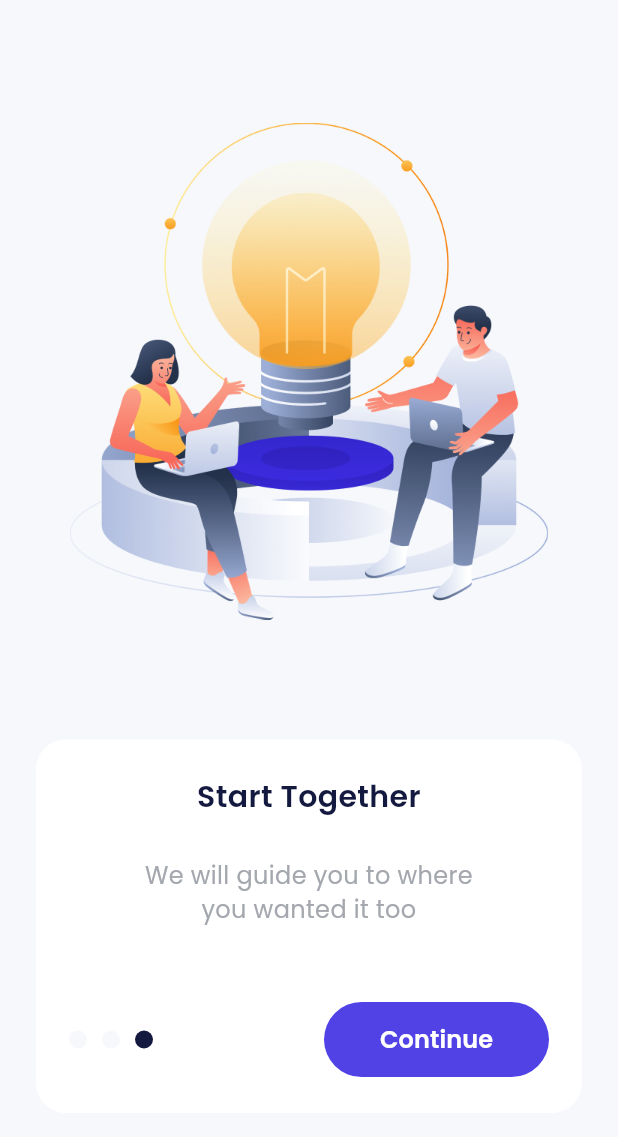
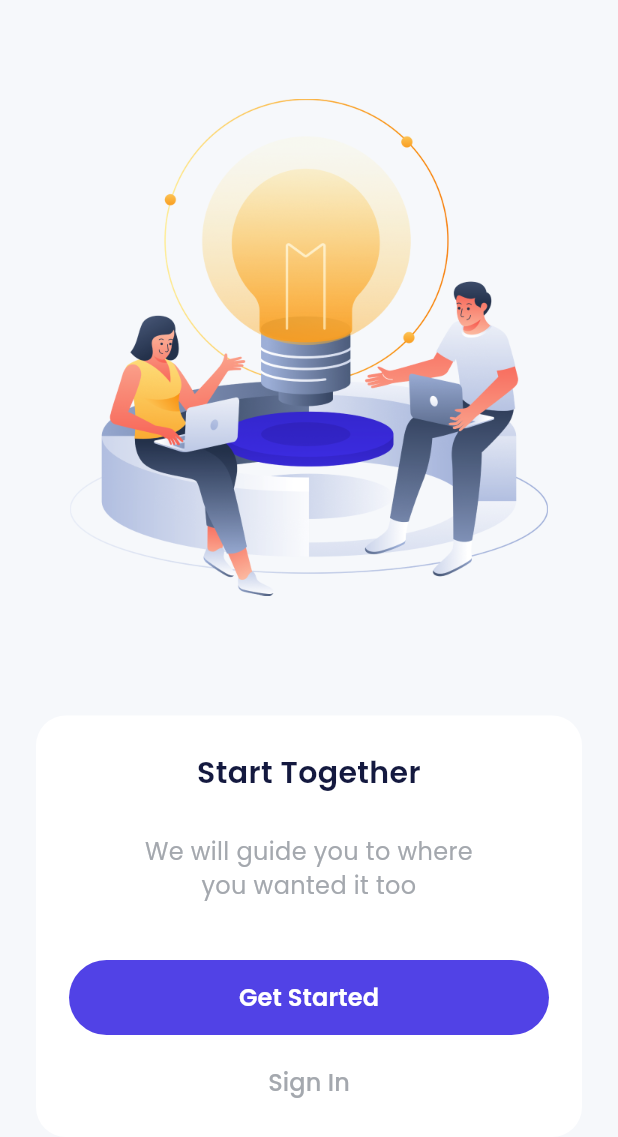
Before and after one commit to Ahmadjunaidi101105/Bank_Sha_Aplication, a Flutter app: the screen it shows after launch, swiped to page 3, on a phone screen of 412 x 824 dp. Shown: the top 1137 px of the screen. Run offline on Flutter 3.47's test engine with Material 3 defaults, Android fonts, the phone set to English and light mode, and no system bars; drawn by our look-alikes of carousel_slider; our stand-ins replace google_fonts.

Commit message:
Slicing Onboarding Page Bagian 4

```diff
--- a/lib/ui/pages/onboarding_page.dart
+++ b/lib/ui/pages/onboarding_page.dart
@@ -11,7 +11,8 @@ class OnboardingPage extends StatefulWidget {
 
 class _OnboardingPageState extends State<OnboardingPage> {
   int curentIndex = 0;
-  final CarouselSliderController carouselController = CarouselSliderController();
+  final CarouselSliderController carouselController =
+      CarouselSliderController();
 
   List<String> titles = [
     'Grow Your\nFinancial Today',
@@ -65,8 +66,7 @@ class _OnboardingPageState extends State<OnboardingPage> {
             ),
             Container(
               margin: const EdgeInsets.symmetric(horizontal: 24),
-              padding: const EdgeInsets.symmetric(
-                  horizontal: 22, vertical: 24),
+              padding: const EdgeInsets.symmetric(horizontal: 22, vertical: 24),
               decoration: BoxDecoration(
                 color: whiteColor,
                 borderRadius: BorderRadius.circular(20),
@@ -92,10 +92,61 @@ class _OnboardingPageState extends State<OnboardingPage> {
                     ),
                     textAlign: TextAlign.center,
                   ),
+                  SizedBox(
+                    height: curentIndex == 2 ? 38 : 50,
+                  ),
+                  curentIndex == 2
+                      ? Column(
+                          children: [
+                            SizedBox(
+                              width: double.infinity,
+                              height: 50,
+                              child: TextButton(
+                                onPressed: () {
+                                  // Gunakan animateToPage untuk berpindah halaman
+                                  carouselController.animateToPage(
+                                    curentIndex + 1,
+                                    duration: const Duration(milliseconds: 300),
+                                    curve: Curves.ease,
+                                  );
+                                },
+                                style: TextButton.styleFrom(
+                                  backgroundColor: purpleColor,
+                                  shape: RoundedRectangleBorder(
+                                    borderRadius: BorderRadius.circular(56),
+                                  ),
+                                ),
+                                child: Text(
+                                  'Get Started',
+                                  style: whiteTextColor.copyWith(
+                                    fontSize: 16,
+                                    fontWeight: semibold,
+                                  ),
+                                ),
+                              ),
+                            ),
                             const SizedBox(
-                    height: 50,
+                              height: 20,
                             ),
-                  Row(
+                            SizedBox(
+                              width: double.infinity,
+                              height: 24,
+                              child: TextButton(
+                                onPressed: () {},
+                                style: TextButton.styleFrom(
+                                  padding: EdgeInsets.zero,
+                                ),
+                                child: Text(
+                                  'Sign In',
+                                  style: greyTextStyle.copyWith(
+                                    fontSize: 16,
+                                  ),
+                                ),
+                              ),
+                            )
+                          ],
+                        )
+                      : Row(
                           children: [
                             Container(
                               height: 12,
@@ -131,7 +182,7 @@ class _OnboardingPageState extends State<OnboardingPage> {
                               ),
                             ),
                             const Spacer(),
-                      Container(
+                            SizedBox(
                               width: 150,
                               height: 50,
                               child: TextButton(
@@ -157,7 +208,7 @@ class _OnboardingPageState extends State<OnboardingPage> {
                                   ),
                                 ),
                               ),
-                      )
+                            ),
                           ],
                         )
                 ],
```
Lines whose indentation alone changed are shown as unchanged.
